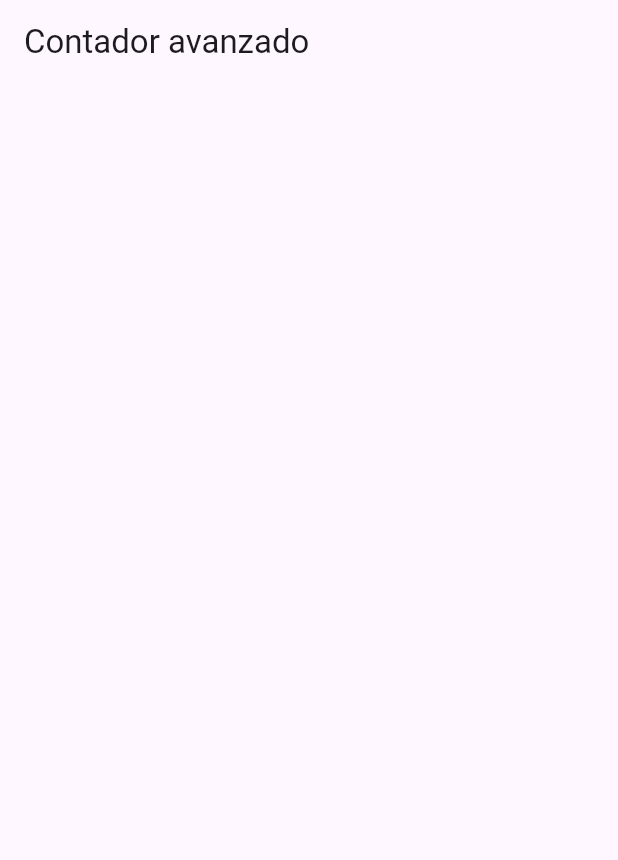
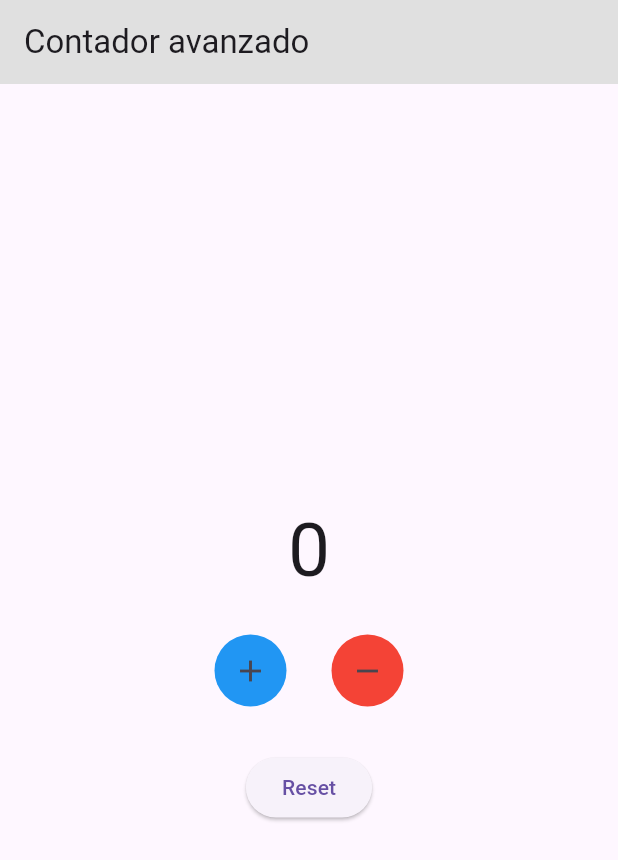
Before and after one commit to JorgeGonSan/flutter-contador-avanzado, a Flutter app: the screen it shows after launch, on a phone screen of 412 x 824 dp. Shown: the top 860 px of the screen. Run offline on Flutter 3.47's test engine with Material 3 defaults, Android fonts, the phone set to English and light mode, and no system bars.

Commit message:
UI basica del contador con botones +, - y reset inizializado a cero, sin funciones establecidas

```diff
--- a/lib/main.dart
+++ b/lib/main.dart
@@ -12,12 +12,57 @@ class MyContadorAvanzaado extends StatefulWidget {
 }
 
 class _MyContadorAvanzaadoState extends State<MyContadorAvanzaado> {
+  int contador = 0;
   @override
   Widget build(BuildContext context) {
     return MaterialApp(
       home: Scaffold(
-        appBar: AppBar(title: Text("Contador avanzado")),
-        body: Column(),
+        appBar: AppBar(
+          title: Text("Contador avanzado"),
+          backgroundColor: Colors.grey[300],
+        ),
+        body: Center(
+          child: Padding(
+            padding: const EdgeInsets.all(16),
+            child: Column(
+              mainAxisAlignment: MainAxisAlignment.center,
+              children: [
+                Text(contador.toString(), style: TextStyle(fontSize: 50)),
+                SizedBox(height: 20),
+                Row(
+                  mainAxisAlignment: MainAxisAlignment.center,
+                  children: [
+                    Container(
+                      decoration: BoxDecoration(
+                        color: Colors.blue,
+                        borderRadius: BorderRadius.circular(40),
+                      ),
+
+                      child: IconButton(
+                        onPressed: () {},
+                        icon: Icon(Icons.add),
+                      ),
+                    ),
+                    SizedBox(width: 30),
+                    Container(
+                      decoration: BoxDecoration(
+                        color: Colors.red,
+                        borderRadius: BorderRadius.circular(40),
+                      ),
+
+                      child: IconButton(
+                        onPressed: () {},
+                        icon: Icon(Icons.remove),
+                      ),
+                    ),
+                  ],
+                ),
+                SizedBox(height: 30),
+                ElevatedButton(onPressed: () {}, child: Text("Reset")),
+              ],
+            ),
+          ),
+        ),
       ),
     );
   }
```
